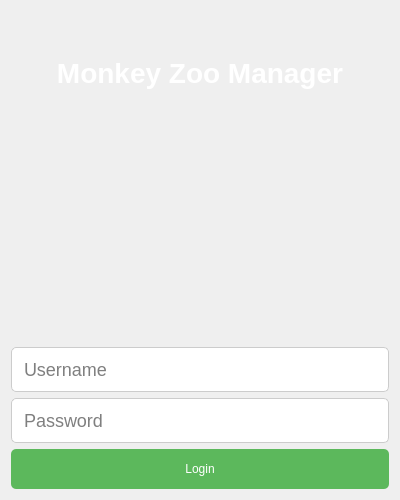
Before: the Qt Designer form MonkeyZooManager/qt/login.ui in woobe-studio/MonkeyZooManager, drawn with Qt 5.
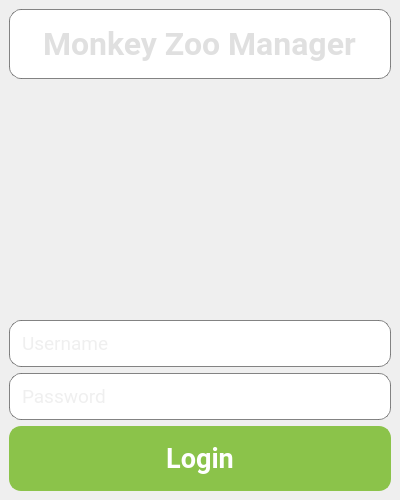
After: the same form once the commit is applied. Icons and pictures are not drawn.

What changed in the file:
```diff
--- a/MonkeyZooManager/qt/login.ui
+++ b/MonkeyZooManager/qt/login.ui
@@ -1,7 +1,7 @@
 <?xml version="1.0" encoding="UTF-8"?>
 <ui version="4.0">
  <class>LoginForm</class>
- <widget class="QWidget" name="LoginForm">
+ <widget class="QMainWindow" name="LoginForm">
   <property name="geometry">
    <rect>
     <x>0</x>
@@ -10,109 +10,163 @@
     <height>500</height>
    </rect>
   </property>
+  <property name="minimumSize">
+   <size>
+    <width>400</width>
+    <height>500</height>
+   </size>
+  </property>
   <property name="windowTitle">
    <string>Login</string>
   </property>
-  <layout class="QVBoxLayout" name="verticalLayout">
+  <property name="styleSheet">
+   <string notr="true">#Login {
+background: qlineargradient(spread:pad, x1:0, y1:0, x2:0, y2:1, stop:0 rgba(40, 40, 40, 255), stop:1 rgba(20, 20, 20, 255));
+}
+</string>
+  </property>
+  <widget class="QWidget" name="centralwidget">
+   <layout class="QVBoxLayout" name="mainLayout">
    <item>
-    <widget class="QLabel" name="labelTitle">
+     <widget class="QLineEdit" name="EnterTitle">
+      <property name="font">
+       <font>
+        <family>Roboto</family>
+        <pointsize>24</pointsize>
+        <bold>true</bold>
+       </font>
+      </property>
+      <property name="styleSheet">
+       <string notr="true">QLineEdit {
+background: qlineargradient(x1: 0, y1: 0, x2: 0, y2: 1,
+                            stop: 0 rgba(50, 50, 50, 255),
+                            stop: 1 rgba(30, 30, 30, 255));
+color: #E0E0E0;
+border-radius: 12px;
+border: 1px solid rgba(100, 100, 100, 200);
+padding: 14px;
+font-weight: bold;
+}
+</string>
+      </property>
      <property name="text">
       <string>Monkey Zoo Manager</string>
      </property>
      <property name="alignment">
-      <set>Qt::AlignCenter</set>
-     </property>
-     <property name="styleSheet">
-      <string notr="true">font-size: 28px; font-weight: bold; color: white;</string>
-     </property>
-    </widget>
-   </item>
-   <item>
-    <widget class="QLabel" name="labelLogo">
-     <property name="minimumSize">
-      <size>
-       <width>200</width>
-       <height>200</height>
-      </size>
-     </property>
-     <property name="alignment">
-      <set>Qt::AlignCenter</set>
-     </property>
-     <property name="pixmap">
-      <pixmap>MonkeyZooManager\qt\login.png</pixmap>
-     </property>
-     <property name="scaledContents">
+       <set>Qt::AlignmentFlag::AlignCenter</set>
+      </property>
+      <property name="dragEnabled">
+       <bool>false</bool>
+      </property>
+      <property name="readOnly">
       <bool>true</bool>
      </property>
     </widget>
    </item>
+    <item>
+     <widget class="QLabel" name="labelLogo">
+      <property name="text">
+       <string/>
+      </property>
+     </widget>
+    </item>
    <item>
     <widget class="QLineEdit" name="lineEditUsername">
-     <property name="minimumSize">
-      <size>
-       <width>0</width>
-       <height>40</height>
-      </size>
+      <property name="font">
+       <font>
+        <family>Roboto</family>
+        <pointsize>14</pointsize>
+       </font>
+      </property>
+      <property name="styleSheet">
+       <string notr="true">QLineEdit {
+background: qlineargradient(x1: 0, y1: 0, x2: 0, y2: 1,
+                            stop: 0 rgba(50, 50, 50, 255),
+                            stop: 1 rgba(30, 30, 30, 255));
+color: #E0E0E0;
+border-radius: 12px;
+border: 1px solid rgba(100, 100, 100, 200);
+padding: 10px;
+}
+</string>
      </property>
      <property name="placeholderText">
       <string>Username</string>
      </property>
-     <property name="styleSheet">
-      <string notr="true">font-size: 18px; padding: 10px; border: 1px solid #ccc; border-radius: 5px;</string>
-     </property>
     </widget>
    </item>
    <item>
     <widget class="QLineEdit" name="lineEditPassword">
-     <property name="minimumSize">
-      <size>
-       <width>0</width>
-       <height>40</height>
-      </size>
-     </property>
-     <property name="placeholderText">
-      <string>Password</string>
+      <property name="font">
+       <font>
+        <family>Roboto</family>
+        <pointsize>14</pointsize>
+       </font>
+      </property>
+      <property name="styleSheet">
+       <string notr="true">QLineEdit {
+background: qlineargradient(x1: 0, y1: 0, x2: 0, y2: 1,
+                            stop: 0 rgba(50, 50, 50, 255),
+                            stop: 1 rgba(30, 30, 30, 255));
+color: #E0E0E0;
+border-radius: 12px;
+border: 1px solid rgba(100, 100, 100, 200);
+padding: 10px;
+}
+</string>
      </property>
      <property name="echoMode">
-      <enum>QLineEdit::Password</enum>
-     </property>
-     <property name="styleSheet">
-      <string notr="true">font-size: 18px; padding: 10px; border: 1px solid #ccc; border-radius: 5px;</string>
+       <enum>QLineEdit::EchoMode::Password</enum>
+      </property>
+      <property name="placeholderText">
+       <string>Password</string>
      </property>
     </widget>
    </item>
    <item>
     <widget class="QPushButton" name="pushButtonLogin">
-     <property name="minimumSize">
-      <size>
-       <width>0</width>
-       <height>40</height>
-      </size>
-     </property>
-     <property name="text">
-      <string>Login</string>
+      <property name="font">
+       <font>
+        <family>Roboto</family>
+        <pointsize>20</pointsize>
+        <bold>true</bold>
+       </font>
      </property>
      <property name="styleSheet">
-      <string notr="true">
-      QPushButton {
-        padding: 10px; 
-        background-color: #5cb85c; 
-        color: white; 
-        border: none; 
-        border-radius: 5px;
-      }
-      QPushButton:hover {
-        background-color: #4cae4c;
-      }
-      QPushButton:pressed {
-        background-color: #3d8b3d;
-      }
-      </string>
-     </property>
+       <string notr="true">QPushButton {
+background-color: #8BC34A;  /* Light Green */
+color: #ffffff;
+border-radius: 12px;
+border: 2px solid #8BC34A;
+padding: 14px;
+font-weight: bold;
+box-shadow: 0 4px 8px rgba(0, 0, 0, 0.2), 0 0 5px rgba(255, 255, 255, 0.2); /* Shadow with border glow */
+transition: background-color 0.3s, transform 0.3s, box-shadow 0.3s;
+}
+
+QPushButton:hover {
+background-color: #7CB342;  /* Darker light green on hover */
+transform: scale(1.05);
+box-shadow: 0 6px 12px rgba(0, 0, 0, 0.3), 0 0 7px rgba(255, 255, 255, 0.3); /* Enhanced shadow and glow on hover */
+}
+
+QPushButton:pressed {
+background-color: #689F38;  /* Even darker light green on press */
+transform: scale(0.95);
+box-shadow: 0 2px 4px rgba(0, 0, 0, 0.2), 0 0 3px rgba(255, 255, 255, 0.2); /* Reduced shadow on press */
+}
+</string>
+      </property>
+      <property name="text">
+       <string>Login</string>
+      </property>
     </widget>
    </item>
   </layout>
  </widget>
- <resources/>
+ </widget>
+ <resources>
+  <include location="login.qrc"/>
+ </resources>
  <connections/>
 </ui>
```
Lines whose indentation alone changed are shown as unchanged.
